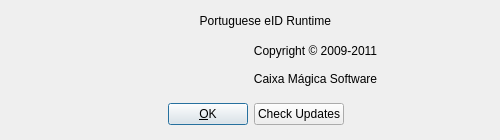
First picture: the form in pteid-mw-pt/_src/eidmw/eidgui/dlgAbout.ui, repository amagovpt/autenticacao.gov, before the edit.
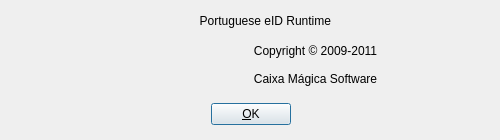
Second picture: the form after the edit. Icons and pictures are not drawn.

Commit message: Remove Check Updates from About dialog. Move it to the main application menu.

Patch:
```diff
--- a/pteid-mw-pt/_src/eidmw/eidgui/dlgAbout.ui
+++ b/pteid-mw-pt/_src/eidmw/eidgui/dlgAbout.ui
@@ -74,13 +74,6 @@
       </property>
      </widget>
     </item>
-    <item>
-     <widget class="QPushButton" name="btnUpdates">
-      <property name="text">
-       <string>Check Updates</string>
-      </property>
-     </widget>
-    </item>
     <item>
      <spacer>
       <property name="orientation">
```
The commit also changes 3 other files.
